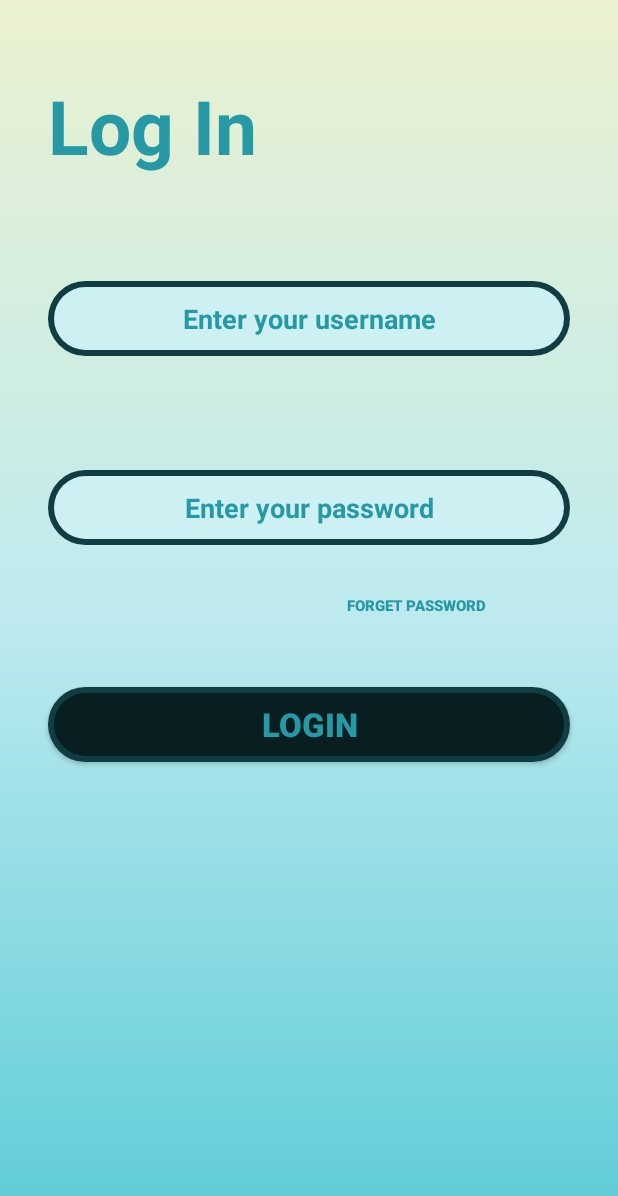
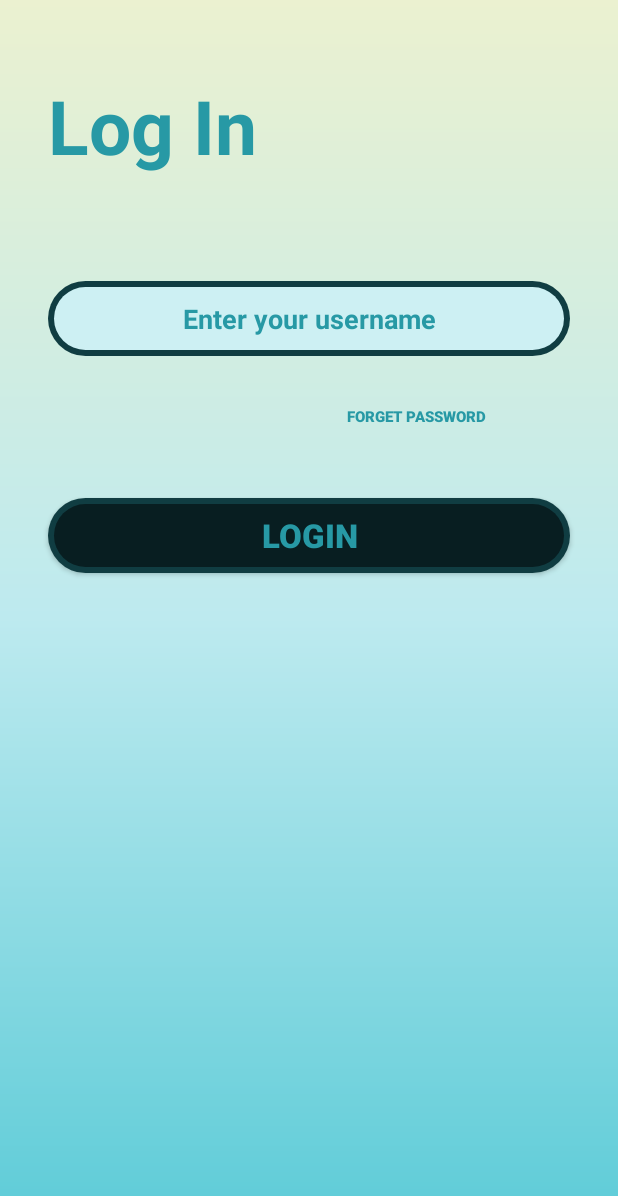
Before and after one commit to jmaimohamed/JetSetGo, an Android app: the ForgetActivity screen opened directly, with no data from a screen before it, on a phone screen of 412 x 824 dp. Shown: the top 1196 px of the screen. Run offline under Robolectric (Android 15) with nearby library versions, the phone set to English and light mode, and no system bars.

Commit message:
User_Init

```diff
--- a/app/src/main/res/layout/activity_forget.xml
+++ b/app/src/main/res/layout/activity_forget.xml
@@ -46,24 +46,6 @@
 
             />
 
-        <EditText
-            android:id="@+id/EditPassword"
-            android:layout_width="match_parent"
-            android:layout_height="50dp"
-            android:layout_marginStart="32dp"
-            android:layout_marginTop="60dp"
-            android:layout_marginEnd="32dp"
-            android:layout_marginBottom="16dp"
-            android:autoText="false"
-            android:background="@drawable/fieldtextt"
-            android:ems="10"
-            android:hint="Enter your password"
-            android:inputType="textPassword"
-            android:textAlignment="center"
-            android:textColor="#2799A5"
-            android:textColorHint="#2799A5"
-            android:textStyle="bold" />
-
         <androidx.appcompat.widget.AppCompatButton
             android:id="@+id/ForgotPassword"
             android:layout_width="235dp"
```
